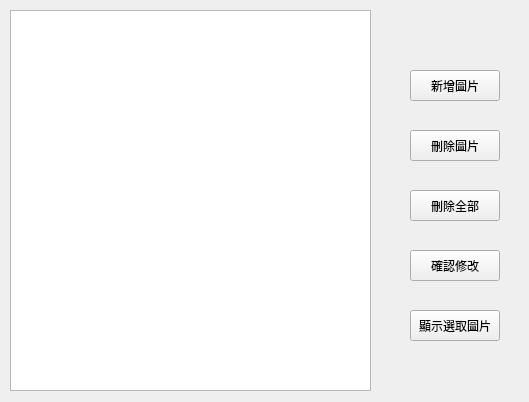
Old version of the form list.ui in the repository DandinPower/ImageProcess.
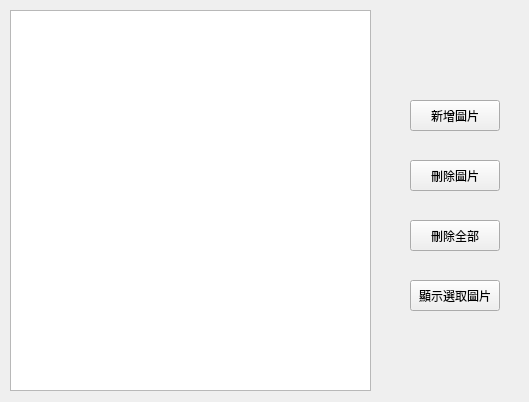
New version of the form.

Patch:
```diff
--- a/list.ui
+++ b/list.ui
@@ -39,7 +39,7 @@
    <property name="geometry">
     <rect>
      <x>410</x>
-     <y>70</y>
+     <y>100</y>
      <width>90</width>
      <height>31</height>
     </rect>
@@ -52,7 +52,7 @@
    <property name="geometry">
     <rect>
      <x>410</x>
-     <y>130</y>
+     <y>160</y>
      <width>90</width>
      <height>31</height>
     </rect>
@@ -65,7 +65,7 @@
    <property name="geometry">
     <rect>
      <x>410</x>
-     <y>190</y>
+     <y>220</y>
      <width>90</width>
      <height>31</height>
     </rect>
@@ -74,24 +74,11 @@
     <string>刪除全部</string>
    </property>
   </widget>
-  <widget class="QPushButton" name="mConfirmBtn">
-   <property name="geometry">
-    <rect>
-     <x>410</x>
-     <y>250</y>
-     <width>90</width>
-     <height>31</height>
-    </rect>
-   </property>
-   <property name="text">
-    <string>確認修改</string>
-   </property>
-  </widget>
   <widget class="QPushButton" name="mShowImageBtn">
    <property name="geometry">
     <rect>
      <x>410</x>
-     <y>310</y>
+     <y>280</y>
      <width>90</width>
      <height>31</height>
     </rect>
```
